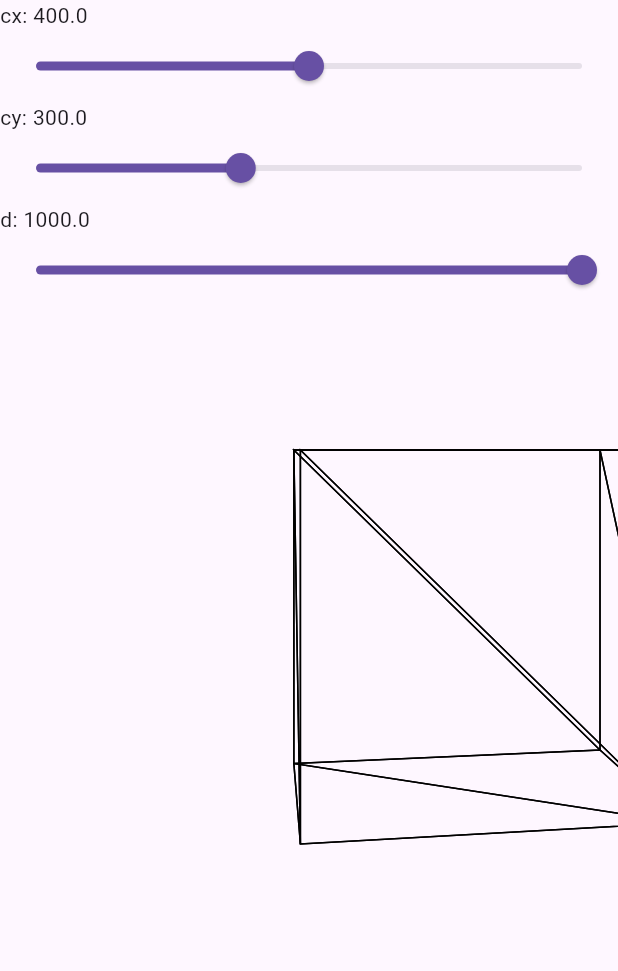
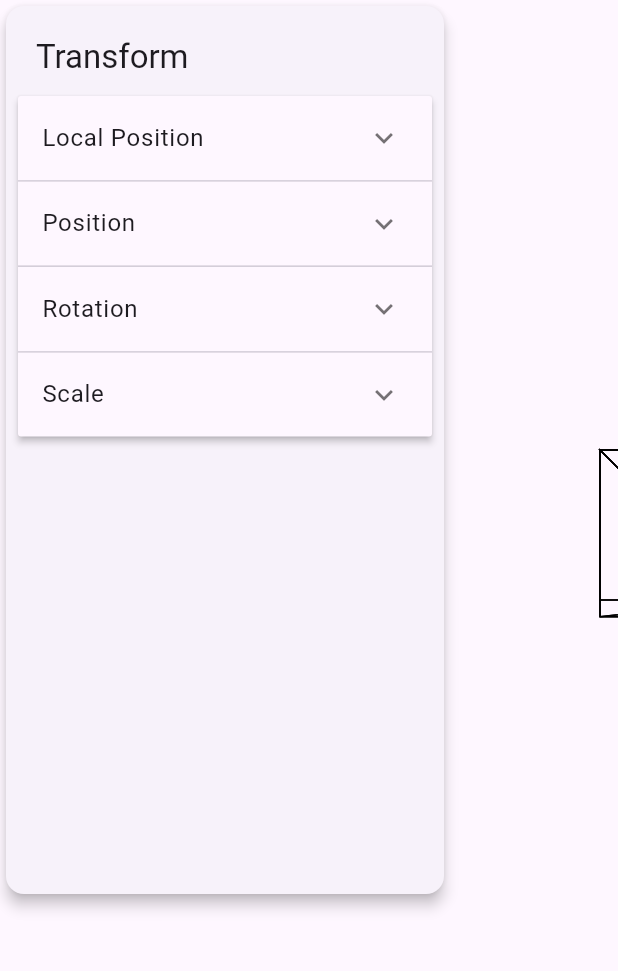
Before and after one commit to adam-kwiatkowski/graphics_3d, a Flutter app: the screen it shows after launch, on a phone screen of 412 x 824 dp, the part 84-1055 px from its top. Run offline on Flutter 3.47's test engine with Material 2 defaults, Android fonts, the phone set to English and light mode, and no system bars.

Commit message:
Add local to world transformation

```diff
--- a/lib/graphics_3d/camera.dart
+++ b/lib/graphics_3d/camera.dart
@@ -27,6 +27,9 @@ class PerspectiveCamera extends Camera {
 
   @override
   List<Vector2> project(Mesh mesh) {
-    return mesh.vertices.map(projectPoint).toList();
+    return mesh.vertices
+        .map(mesh.transform.transformPoint)
+        .map(projectPoint)
+        .toList();
   }
 }
--- a/lib/graphics_3d/cuboid.dart
+++ b/lib/graphics_3d/cuboid.dart
@@ -72,5 +72,7 @@ class Cuboid extends Mesh {
       Vector4(-1, 0, 0, 0),
       Vector4(-1, 0, 0, 0),
     ];
+
+    transform.position = position;
   }
 }
--- a/lib/graphics_3d/cylinder.dart
+++ b/lib/graphics_3d/cylinder.dart
@@ -1,10 +1,11 @@
 import 'dart:math';
 
 import 'package:graphics_3d/graphics_3d/mesh.dart';
+import 'package:graphics_3d/math_3d/vector3.dart';
 import 'package:graphics_3d/math_3d/vector4.dart';
 
 class Cylinder extends Mesh {
-  Cylinder(double radius, double height, int sides) {
+  Cylinder(double radius, double height, int sides, Vector3 position) {
     vertices = [
       Vector4(0, 0, 0, 1),
       Vector4(0, height, 0, 1),
@@ -24,5 +25,7 @@ class Cylinder extends Mesh {
       triangles.add(
           [2 + 2 * i, 3 + 2 * ((i + 1) % sides), 2 + 2 * ((i + 1) % sides)]);
     }
+
+    transform.position = position;
   }
 }
--- a/lib/graphics_3d/mesh.dart
+++ b/lib/graphics_3d/mesh.dart
@@ -1,5 +1,5 @@
+import 'package:graphics_3d/graphics_3d/transform.dart';
 import 'package:graphics_3d/math_3d/matrix.dart';
-import 'package:graphics_3d/math_3d/vector3.dart';
 import 'package:graphics_3d/math_3d/vector4.dart';
 
 abstract class Mesh {
@@ -7,8 +7,7 @@ abstract class Mesh {
   List<Vector4> normals = [];
   List<List<int>> triangles = [];
   List<List<int>> uv = [];
-
-  Vector3 position = Vector3(0, 0, 0);
+  Transform transform = Transform();
 
   void rotate(double angleX, double angleY, double angleZ) {
     vertices = vertices
--- /dev/null
+++ b/lib/graphics_3d/transform.dart
@@ -0,0 +1,28 @@
+import 'package:graphics_3d/math_3d/matrix.dart';
+import 'package:graphics_3d/math_3d/vector3.dart';
+import 'package:graphics_3d/math_3d/vector4.dart';
+
+class Transform {
+  Vector3 localPosition = Vector3(0, 0, 0);
+  Vector3 position = Vector3(0, 0, 0);
+  Vector3 rotation = Vector3(0, 0, 0);
+  Vector3 scale = Vector3(1, 1, 1);
+
+  Vector4 transformPoint(Vector4 point) {
+    Matrix translation = TranslationMatrix(position.x, position.y, position.z);
+    Matrix rotation =
+        RotationMatrix(this.rotation.x, this.rotation.y, this.rotation.z);
+    Matrix scaling = ScaleMatrix(scale.x, scale.y, scale.z);
+
+    return translation
+        .dot(rotation)
+        .dot(scaling)
+        .dot(point.toMatrix())
+        .toVector4();
+  }
+
+  @override
+  String toString() {
+    return 'Transform{localPosition: $localPosition, position: $position, rotation: $rotation, scale: $scale}';
+  }
+}
--- a/lib/main.dart
+++ b/lib/main.dart
@@ -44,7 +44,7 @@ class _MyHomePageState extends State<MyHomePage> {
         child: Container(
           constraints: const BoxConstraints.expand(),
           child: RotatingCube(
-            cube: Cuboid(200, 200, 200, Vector3.zero()),
+            cube: Cuboid(200, 200, 200, Vector3(200, 0, 0)),
           ),
         ),
       ),
--- a/lib/math_3d/matrix.dart
+++ b/lib/math_3d/matrix.dart
@@ -149,3 +149,23 @@ class RotationMatrix extends Matrix {
           [0, 0, 0, 1],
         ]);
 }
+
+class TranslationMatrix extends Matrix {
+  TranslationMatrix(double x, double y, double z)
+      : super([
+          [1, 0, 0, x],
+          [0, 1, 0, y],
+          [0, 0, 1, z],
+          [0, 0, 0, 1],
+        ]);
+}
+
+class ScaleMatrix extends Matrix {
+  ScaleMatrix(double x, double y, double z)
+      : super([
+          [x, 0, 0, 0],
+          [0, y, 0, 0],
+          [0, 0, z, 0],
+          [0, 0, 0, 1],
+        ]);
+}
--- a/lib/math_3d/vector2.dart
+++ b/lib/math_3d/vector2.dart
@@ -43,4 +43,8 @@ class Vector2 {
   String toString() {
     return 'Vector2{x: $x, y: $y}';
   }
+
+  Vector2 cross(Vector2 other) {
+    return Vector2(x * other.y - y * other.x, 0);
+  }
 }
--- a/lib/math_3d/vector3.dart
+++ b/lib/math_3d/vector3.dart
@@ -23,6 +23,31 @@ class Vector3 {
 
   Vector3 operator /(double scalar) {
     return Vector3(x / scalar, y / scalar, z / scalar);
+  }
+
+  double operator [](int index) {
+    switch (index) {
+      case 0:
+        return x;
+      case 1:
+        return y;
+      default:
+        return z;
+    }
+  }
+
+  void operator []=(int index, double value) {
+    switch (index) {
+      case 0:
+        x = value;
+        break;
+      case 1:
+        y = value;
+        break;
+      default:
+        z = value;
+        break;
+    }
   }
 
   double dot(Vector3 other) {
--- a/lib/widget_3d.dart
+++ b/lib/widget_3d.dart
@@ -2,7 +2,12 @@ import 'dart:async';
 
 import 'package:flutter/material.dart';
 import 'package:graphics_3d/graphics_3d/camera.dart';
+import 'package:graphics_3d/graphics_3d/cuboid.dart';
+import 'package:graphics_3d/graphics_3d/cylinder.dart';
 import 'package:graphics_3d/graphics_3d/mesh.dart';
+import 'package:graphics_3d/widgets/transformation_panel.dart';
+
+import 'math_3d/vector3.dart';
 
 class RotatingCube extends StatefulWidget {
   final Mesh cube;
@@ -15,17 +20,11 @@ class RotatingCube extends StatefulWidget {
 
 class _RotatingCubeState extends State<RotatingCube> {
   late Timer _timer;
-  final double _angle = 0.01;
   final Camera _camera = PerspectiveCamera(1000, 400, 300);
 
   @override
   void initState() {
     super.initState();
-    _timer = Timer.periodic(const Duration(milliseconds: 16), (timer) {
-      setState(() {
-        widget.cube.rotate(0, _angle, 0);
-      });
-    });
   }
 
   @override
@@ -38,46 +37,35 @@ class _RotatingCubeState extends State<RotatingCube> {
   Widget build(BuildContext context) {
     return Stack(children: [
       CustomPaint(
-        painter: CubePainter(_camera, [widget.cube]),
+        painter: CubePainter(_camera, [
+          widget.cube,
+          Cuboid(100, 100, 100, Vector3.zero()),
+          Cylinder(50, 150, 10, Vector3(300, -200, 0))
+        ]),
       ),
       Positioned(
-          child: Column(
-        crossAxisAlignment: CrossAxisAlignment.start,
-        children: [
-          Text('cx: ${(_camera as PerspectiveCamera).cx}'),
-          Slider(
-              value: (_camera as PerspectiveCamera).cx,
-              min: 0,
-              max: 800,
-              onChanged: (value) {
-                setState(() {
-                  (_camera as PerspectiveCamera).cx = value;
-                });
-              }),
-          Text('cy: ${(_camera as PerspectiveCamera).cy}'),
-          Slider(
-              value: (_camera as PerspectiveCamera).cy,
-              min: 0,
-              max: 800,
-              onChanged: (value) {
-                setState(() {
-                  (_camera as PerspectiveCamera).cy = value;
-                });
-              }),
-          Text('d: ${(_camera as PerspectiveCamera).d}'),
-          Slider(
-              value: (_camera as PerspectiveCamera).d,
-              min: 0,
-              max: 1000,
-              onChanged: (value) {
-                setState(() {
-                  (_camera as PerspectiveCamera).d = value;
-                });
-              }),
-        ],
-      )),
+        child: SizedBox(
+          width: 300,
+          height: 600,
+          child: TransformationPanel(
+            transform: widget.cube.transform,
+            onTransformChanged: (transform) {
+              setState(() {
+                widget.cube.transform = transform;
+              });
+            },
+          ),
+        ),
+      )
     ]);
   }
+}
+
+class Item {
+  String title;
+  bool isExpanded;
+
+  Item(this.title, this.isExpanded);
 }
 
 class CubePainter extends CustomPainter {
--- /dev/null
+++ b/lib/widgets/transformation_panel.dart
@@ -0,0 +1,136 @@
+import 'package:flutter/material.dart';
+import 'package:graphics_3d/graphics_3d/transform.dart' as graphics_3d;
+import 'package:graphics_3d/math_3d/vector3.dart';
+
+class TransformationPanel extends StatefulWidget {
+  final graphics_3d.Transform transform;
+  final Function(graphics_3d.Transform) onTransformChanged;
+
+  const TransformationPanel(
+      {super.key, required this.transform, required this.onTransformChanged});
+
+  @override
+  State<TransformationPanel> createState() => _TransformationPanelState();
+}
+
+class Item {
+  final String title;
+  bool isExpanded;
+  Vector3 vector;
+  int index = 0;
+
+  Item(this.title, this.isExpanded, this.vector, [this.index = 0]);
+}
+
+class _TransformationPanelState extends State<TransformationPanel> {
+  late List<Item> _items;
+
+  @override
+  void initState() {
+    super.initState();
+    _items = [
+      Item('Local Position', false, widget.transform.localPosition, 0),
+      Item('Position', false, widget.transform.position, 1),
+      Item('Rotation', false, widget.transform.rotation, 2),
+      Item('Scale', false, widget.transform.scale, 3),
+    ];
+  }
+
+  @override
+  Widget build(BuildContext context) {
+    return Card(
+      elevation: 4.0,
+      child: _buildPanel(),
+    );
+  }
+
+  Widget _buildPanel() {
+    return SingleChildScrollView(
+      child: Container(
+        padding: const EdgeInsets.all(8.0),
+        child: Column(
+          crossAxisAlignment: CrossAxisAlignment.start,
+          children: [
+            Padding(
+              padding: const EdgeInsets.all(12.0),
+              child: Text('Transform',
+                  style: Theme.of(context).textTheme.titleLarge),
+            ),
+            ExpansionPanelList(
+              expansionCallback: (int index, bool isExpanded) {
+                setState(() {
+                  _items[index].isExpanded = !isExpanded;
+                });
+              },
+              children: _items.map<ExpansionPanel>((Item item) {
+                return ExpansionPanel(
+                  headerBuilder: (BuildContext context, bool isExpanded) {
+                    return ListTile(
+                      title: Text(item.title),
+                    );
+                  },
+                  body: Padding(
+                    padding: const EdgeInsets.fromLTRB(0, 0, 16, 32),
+                    child: Column(
+                      children: [
+                        _buildVectorInput('X', item.vector, 0, item.index),
+                        _buildVectorInput('Y', item.vector, 1, item.index),
+                        _buildVectorInput('Z', item.vector, 2, item.index),
+                      ],
+                    ),
+                  ),
+                  isExpanded: item.isExpanded,
+                );
+              }).toList(),
+            ),
+          ],
+        ),
+      ),
+    );
+  }
+
+  Widget _buildVectorInput(
+      String label, Vector3 vector, int index, int valueIndex) {
+    return Row(
+      children: [
+        const SizedBox(width: 16.0),
+        Text('$label: '),
+        const SizedBox(width: 16.0),
+        Expanded(
+          child: TextFormField(
+            keyboardType: TextInputType.number,
+            initialValue: vector[index].toString(),
+            decoration: const InputDecoration(
+              labelText: 'Enter a value',
+            ),
+            onChanged: (value) {
+              setState(() {
+                vector[index] = double.tryParse(value) ?? 0.0;
+                widget.onTransformChanged(_updateTransform(valueIndex, vector));
+              });
+            },
+          ),
+        ),
+      ],
+    );
+  }
+
+  graphics_3d.Transform _updateTransform(int index, Vector3 vector) {
+    switch (index) {
+      case 0:
+        widget.transform.localPosition = vector;
+        return widget.transform;
+      case 1:
+        widget.transform.position = vector;
+        return widget.transform;
+      case 2:
+        widget.transform.rotation = vector;
+        return widget.transform;
+      case 3:
+        widget.transform.scale = vector;
+        return widget.transform;
+      default:
+        return widget.transform;
+    }
+  }
+}
```
